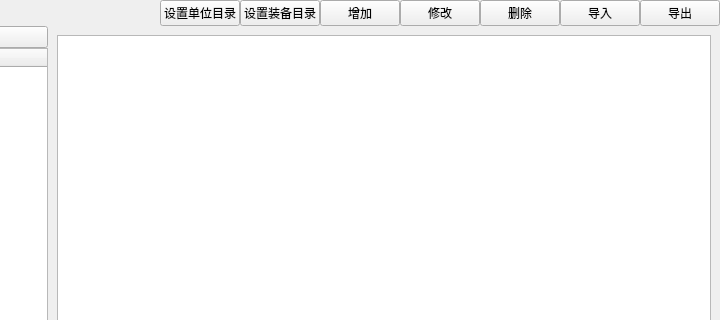
Before: the Qt Designer form widgets/alocatMange/select_set.ui in Belos10/Equip, drawn with Qt 5; both pictures show x 464 to 1184 and y 0 to 320 of the 1184 by 671 pixel window.
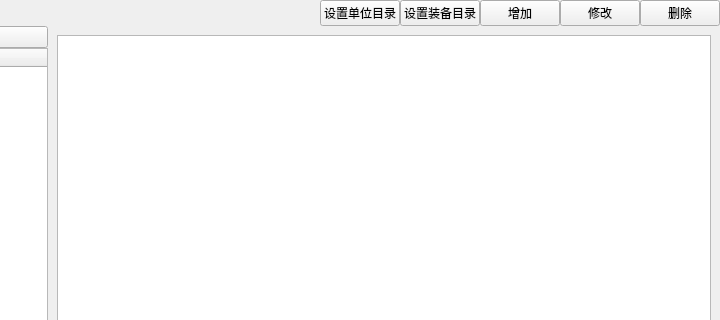
After: the same form once the commit is applied.

Commit message: 修改无效导入导出

The edit to the form file:
```diff
--- a/widgets/alocatMange/select_set.ui
+++ b/widgets/alocatMange/select_set.ui
@@ -97,20 +97,6 @@
           </property>
          </widget>
         </item>
-        <item>
-         <widget class="QPushButton" name="pb_input">
-          <property name="text">
-           <string>导入</string>
-          </property>
-         </widget>
-        </item>
-        <item>
-         <widget class="QPushButton" name="pb_output">
-          <property name="text">
-           <string>导出</string>
-          </property>
-         </widget>
-        </item>
        </layout>
       </item>
      </layout>
```
The commit also changes 14 other files.
